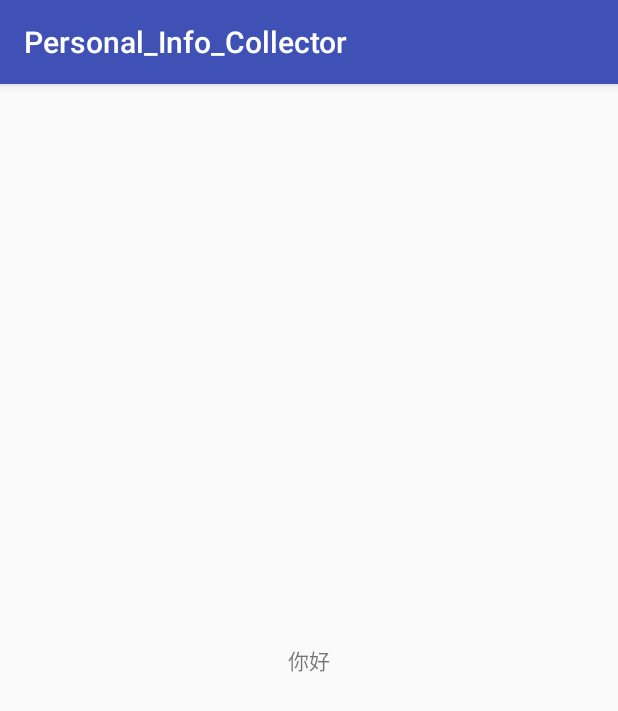
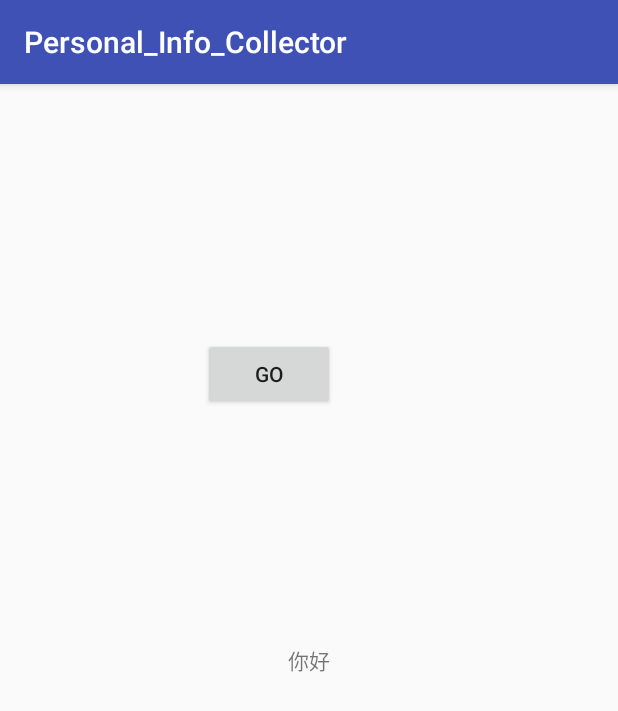
Before and after one commit to BlackShopLongClass/Personal_Info_Collector, an Android app: the screen it shows after launch (MainActivity), on a phone screen of 412 x 824 dp. Shown: the top 711 px of the screen. Run offline under Robolectric (Android 15) with nearby library versions, the phone set to English and light mode, and no system bars.

```diff
--- a/app/src/main/java/blackstorelongclass/personal_info_collector/MainActivity.java
+++ b/app/src/main/java/blackstorelongclass/personal_info_collector/MainActivity.java
@@ -1,13 +1,34 @@
 package blackstorelongclass.personal_info_collector;
 
+import android.content.Intent;
+import android.support.constraint.ConstraintLayout;
 import android.support.v7.app.AppCompatActivity;
 import android.os.Bundle;
+import android.view.View;
+import android.widget.TextView;
 
 public class MainActivity extends AppCompatActivity {
+
+    public final static String Output = "blackstorelongclass.personal_info_collector.MESSAGE";
 
     @Override
     protected void onCreate(Bundle savedInstanceState) {
         super.onCreate(savedInstanceState);
         setContentView(R.layout.activity_main);
     }
+
+    public void go(View view){
+//        Intent intent = new Intent(this,MainActivity.class);
+//        String result = "output";
+//
+//        intent.putExtra(Output,result);
+//        startActivity(intent);
+        TextView textView = new TextView(this);
+        //listMonitor m = new listMonitor();
+        String result = new String();
+        //result = result + m.findI();
+        textView.setText(result);
+        ConstraintLayout Label = (ConstraintLayout) findViewById(R.id.main);
+        Label.addView(textView);
+    }
 }//edit try
--- a/app/src/main/res/layout/activity_main.xml
+++ b/app/src/main/res/layout/activity_main.xml
@@ -4,6 +4,7 @@
     xmlns:tools="http://schemas.android.com/tools"
     android:layout_width="match_parent"
     android:layout_height="match_parent"
+    android:id="@+id/main"
     tools:context="blackstorelongclass.personal_info_collector.MainActivity">
 
     <TextView
@@ -13,6 +14,24 @@
         app:layout_constraintBottom_toBottomOf="parent"
         app:layout_constraintLeft_toLeftOf="parent"
         app:layout_constraintRight_toRightOf="parent"
-        app:layout_constraintTop_toTopOf="parent" />
+        app:layout_constraintTop_toTopOf="parent"
+        tools:layout_constraintTop_creator="1"
+        tools:layout_constraintRight_creator="1"
+        tools:layout_constraintBottom_creator="1"
+        tools:layout_constraintLeft_creator="1" />
+
+    <Button
+        android:id="@+id/button"
+        android:layout_width="wrap_content"
+        android:layout_height="wrap_content"
+        android:text="go"
+        android:onClick="go"
+        tools:layout_constraintTop_creator="1"
+        android:layout_marginStart="135dp"
+        android:layout_marginTop="169dp"
+        tools:layout_constraintLeft_creator="1"
+        app:layout_constraintLeft_toLeftOf="parent"
+        app:layout_constraintTop_toTopOf="parent"
+        android:layout_marginLeft="148dp" />
 
 </android.support.constraint.ConstraintLayout>
```
Also changed, not shown: app/src/main/java/blackstorelongclass/personal_info_collector/listMonitor/userList.java (added, +9 -0 lines), app/src/main/java/blackstorelongclass/personal_info_collector/listMonitor/userTag.java (added, +26 -0 lines).
